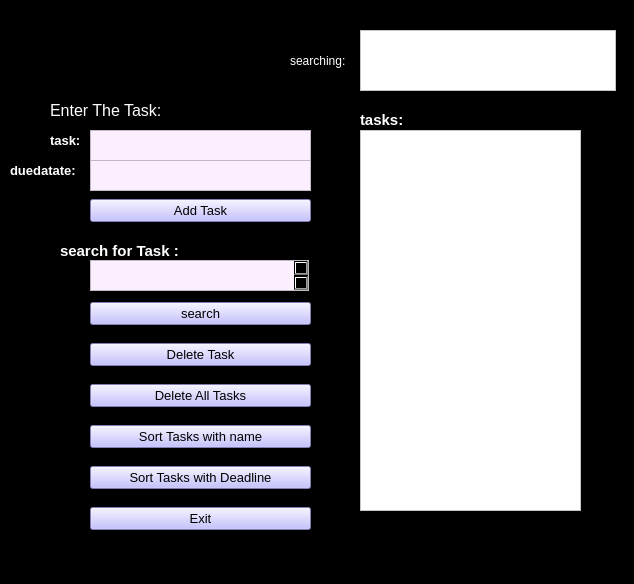
Adham1902/das-repo, file task14.ui: the form before one commit.
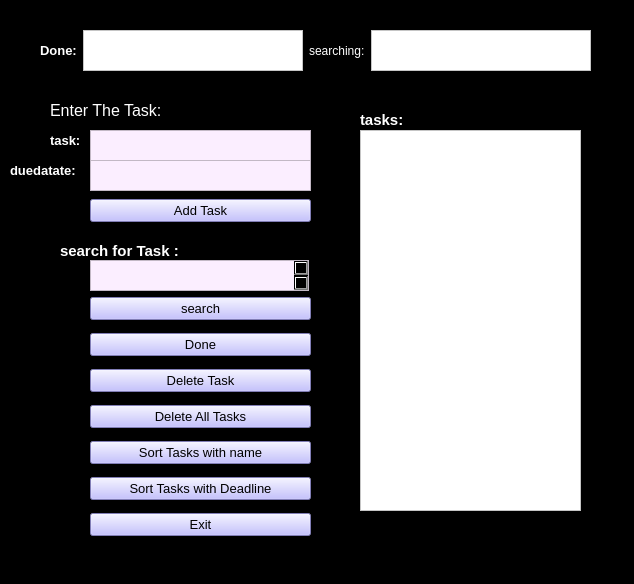
The form after the commit.

Patch:
```diff
--- a/task14.ui
+++ b/task14.ui
@@ -1007,6 +1007,21 @@
        </property>
       </widget>
      </item>
+     <item>
+      <widget class="QPushButton" name="done">
+       <property name="font">
+        <font>
+         <pointsize>10</pointsize>
+        </font>
+       </property>
+       <property name="styleSheet">
+        <string notr="true">background-color: rgb(181, 176, 255);</string>
+       </property>
+       <property name="text">
+        <string>Done</string>
+       </property>
+      </widget>
+     </item>
      <item>
       <widget class="QPushButton" name="deletetask">
        <property name="font">
@@ -1238,37 +1253,65 @@
      <string>duedatate:</string>
     </property>
    </widget>
-   <widget class="QLabel" name="label">
+   <widget class="QWidget" name="horizontalLayoutWidget">
     <property name="geometry">
      <rect>
-      <x>290</x>
-      <y>50</y>
-      <width>71</width>
-      <height>21</height>
-     </rect>
-    </property>
-    <property name="styleSheet">
-     <string notr="true">font: 75 11pt &quot;MS Shell Dlg 2&quot;;
-color:rgb(255, 255, 255)
-</string>
-    </property>
-    <property name="text">
-     <string>searching:</string>
-    </property>
-   </widget>
-   <widget class="QListWidget" name="searching">
-    <property name="geometry">
-     <rect>
-      <x>360</x>
+      <x>40</x>
       <y>30</y>
-      <width>256</width>
-      <height>61</height>
+      <width>551</width>
+      <height>41</height>
      </rect>
     </property>
-    <property name="styleSheet">
-     <string notr="true">background-color: rgb(255, 255, 255);
+    <layout class="QHBoxLayout" name="horizontalLayout">
+     <item>
+      <widget class="QLabel" name="label_2">
+       <property name="font">
+        <font>
+         <pointsize>10</pointsize>
+         <weight>75</weight>
+         <bold>true</bold>
+        </font>
+       </property>
+       <property name="styleSheet">
+        <string notr="true">color: rgb(255, 255, 255);</string>
+       </property>
+       <property name="text">
+        <string>Done:</string>
+       </property>
+      </widget>
+     </item>
+     <item>
+      <widget class="QListWidget" name="ok">
+       <property name="styleSheet">
+        <string notr="true">background-color: rgb(255, 255, 255);
+font: 10pt &quot;MS Shell Dlg 2&quot;;
+color: rgb(0, 255, 0);</string>
+       </property>
+      </widget>
+     </item>
+     <item>
+      <widget class="QLabel" name="label">
+       <property name="styleSheet">
+        <string notr="true">font: 75 11pt &quot;MS Shell Dlg 2&quot;;
+color:rgb(255, 255, 255)
 </string>
-    </property>
+       </property>
+       <property name="text">
+        <string>searching:</string>
+       </property>
+      </widget>
+     </item>
+     <item>
+      <widget class="QListWidget" name="searching">
+       <property name="styleSheet">
+        <string notr="true">background-color: rgb(255, 255, 255);
+color: rgb(85, 0, 0);
+font: 10pt &quot;MS Shell Dlg 2&quot;;
+</string>
+       </property>
+      </widget>
+     </item>
+    </layout>
    </widget>
   </widget>
   <widget class="QMenuBar" name="menubar">
```
Left out of the diff: 3 changed lines with no effect on the pictures.
